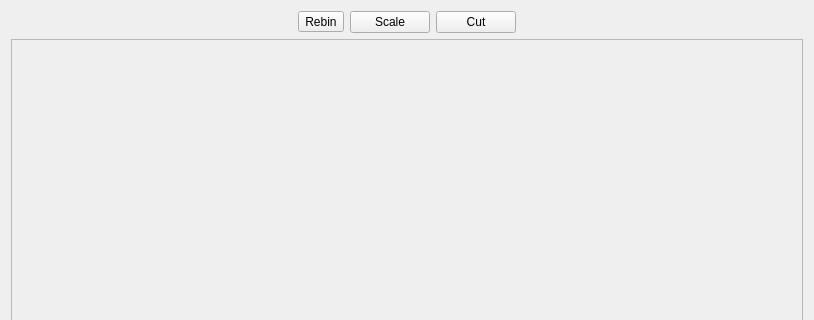
First picture: the form in Code/Mantid/Vates/VatesSimpleGui/ViewWidgets/inc/MantidVatesSimpleGuiViewWidgets/StandardView.ui, repository mantidproject/mantid, before the edit; both pictures show x 0 to 814 and y 0 to 320 of the 814 by 668 pixel window.
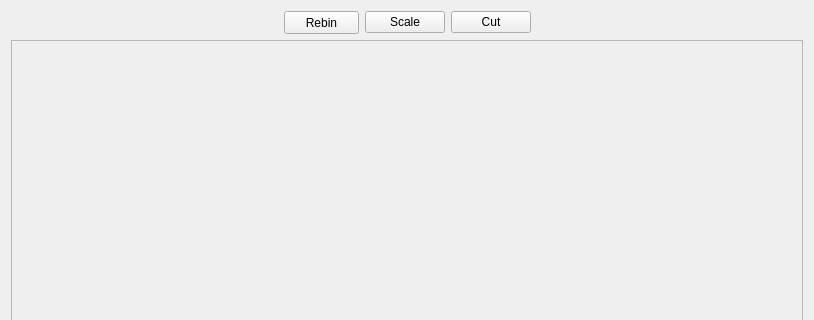
Second picture: the form after the edit.

Commit message: Refs #10883 Making tweeks to rebin button

```diff
--- a/Code/Mantid/Vates/VatesSimpleGui/ViewWidgets/inc/MantidVatesSimpleGuiViewWidgets/StandardView.ui
+++ b/Code/Mantid/Vates/VatesSimpleGui/ViewWidgets/inc/MantidVatesSimpleGuiViewWidgets/StandardView.ui
@@ -31,6 +31,18 @@
      </item>
      <item>
       <widget class="QToolButton" name="rebinToolButton">
+       <property name="sizePolicy">
+        <sizepolicy hsizetype="Fixed" vsizetype="Fixed">
+         <horstretch>0</horstretch>
+         <verstretch>0</verstretch>
+        </sizepolicy>
+       </property>
+       <property name="minimumSize">
+        <size>
+         <width>75</width>
+         <height>23</height>
+        </size>
+       </property>
        <property name="toolTip">
         <string>Select a rebin algorithm for MDEvent data</string>
        </property>
```
The commit also changes 1 other file.
